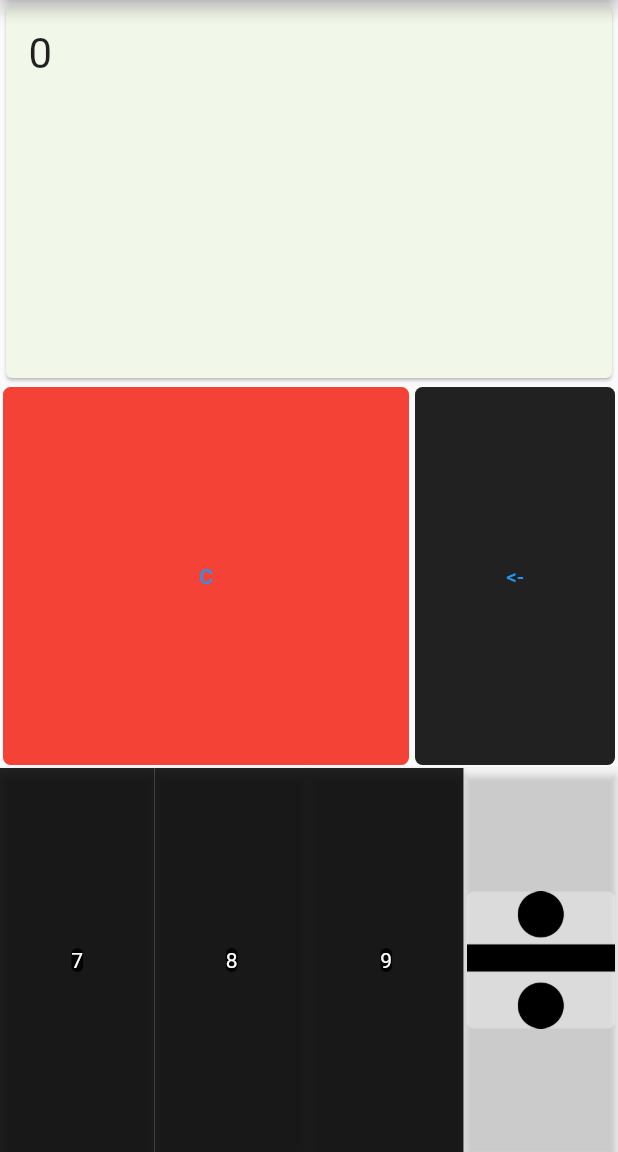
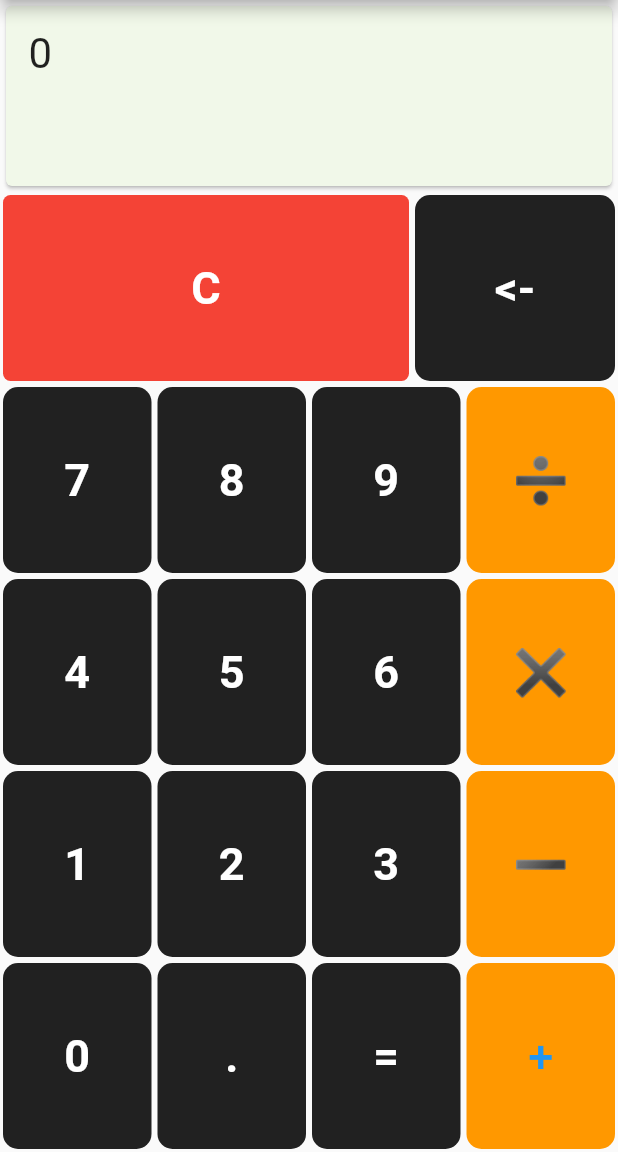
Before and after one commit to gnenocce/calcolatrice, a Flutter app: the screen it shows after launch, on a phone screen of 412 x 824 dp, the part 84-1236 px from its top. Run offline on Flutter 3.47's test engine with Material 2 defaults, Android fonts, the light colour scheme and no system bars.

Commit message:
First Calculator interface completed
ToDo implement classes of widget to easier further configurations and test different widgets

```diff
--- /dev/null
+++ b/lib/button_widgets/expanded_row.dart
@@ -0,0 +1,22 @@
+import 'package:flutter/material.dart';
+
+class ExpandedRow extends StatelessWidget {
+
+  ExpandedRow({
+    required this.children,
+    required this.crossAxisAlignment,
+});
+
+  final List<Widget> children;
+  final CrossAxisAlignment crossAxisAlignment;
+
+  @override
+  Widget build(BuildContext context) =>
+      Expanded(
+        flex: 1,
+        child: Row(
+          children: children,
+            crossAxisAlignment: crossAxisAlignment,
+        )
+      );
+}
--- a/lib/main.dart
+++ b/lib/main.dart
@@ -75,7 +75,12 @@ class CalculatorHomePageState extends State<CalculatorHomePage> {
                         child: TextButton(
                           onPressed: () { deleteAll(); },
                           child:  Text(
-                            ('C'),
+                            'C',
+                            style: TextStyle(
+                                fontWeight: FontWeight.bold,
+                                fontSize: 30.0,
+                                color: Colors.white
+                            ),
                           )
                         )
                       )
@@ -84,21 +89,9 @@ class CalculatorHomePageState extends State<CalculatorHomePage> {
 
                   Expanded(
                     flex:1,
-                    child: Padding(
-                      padding: EdgeInsets.all(2.0),
-                      child: Container(
-                        decoration: BoxDecoration(
-                          borderRadius: BorderRadius.circular(5.0),
-                          color: Colors.black87
-                        ),
-                        // color: Colors.black87,
-                        child: TextButton(
-                          onPressed: () { deleteOne(); },
-                          child:  Text(
-                            ('<-'),
-                          )
-                        )
-                      )
+                    child: TypingButton(
+                      action: '<-',
+                      onPressedAction: () { deleteOne(); },
                     )
                   )
 
@@ -107,6 +100,7 @@ class CalculatorHomePageState extends State<CalculatorHomePage> {
             ),
             //endregion
 
+            // region Second Row
             Expanded(
               flex: 1,
               child: Row(
@@ -117,8 +111,9 @@ class CalculatorHomePageState extends State<CalculatorHomePage> {
                     child: TypingButton(
                       action: '7',
                       onPressedAction: () { add('7'); },
-                    ),
+                    )
                   ),
+
                   Expanded(
                     flex: 1,
                     child: TypingButton(
@@ -136,12 +131,133 @@ class CalculatorHomePageState extends State<CalculatorHomePage> {
                   Expanded(
                     flex: 1,
                     child: OperationButton(
-                      onPressedAction: () { add('7'); },
-                      image: AssetImage("icons/divide.png"),
+                      onPressedAction: () { add('/'); },
+                      symbol: "➗",
                     ),
                   ),
                 ],
 
+              ),
+            ),
+            // endregion
+
+            //region Third Row
+            Expanded(
+              flex: 1,
+              child: Row(
+                crossAxisAlignment: CrossAxisAlignment.stretch,
+                children: [
+                  Expanded(
+                      flex: 1,
+                      child: TypingButton(
+                        action: '4',
+                        onPressedAction: () { add('4'); },
+                      )
+                  ),
+
+                  Expanded(
+                    flex: 1,
+                    child: TypingButton(
+                      action: '5',
+                      onPressedAction: () { add('5'); },
+                    ),
+                  ),
+                  Expanded(
+                    flex: 1,
+                    child: TypingButton(
+                      action: '6',
+                      onPressedAction: () { add('6'); },
+                    ),
+                  ),
+                  Expanded(
+                    flex: 1,
+                    child: OperationButton(
+                      onPressedAction: () { add('✖️'); },
+                      symbol: "✖️",
+                    ),
+                  ),
+                ],
+
+              ),
+            ),
+            // endregion
+
+            // region Fourth Row
+            Expanded(
+              flex: 1,
+              child: Row(
+                crossAxisAlignment: CrossAxisAlignment.stretch,
+                children: [
+                  Expanded(
+                      flex: 1,
+                      child: TypingButton(
+                        action: '1',
+                        onPressedAction: () { add('1'); },
+                      )
+                  ),
+
+                  Expanded(
+                    flex: 1,
+                    child: TypingButton(
+                      action: '2',
+                      onPressedAction: () { add('2'); },
+                    ),
+                  ),
+                  Expanded(
+                    flex: 1,
+                    child: TypingButton(
+                      action: '3',
+                      onPressedAction: () { add('3'); },
+                    ),
+                  ),
+                  Expanded(
+                    flex: 1,
+                    child: OperationButton(
+                      onPressedAction: () { add('➖'); },
+                      symbol: "➖",
+                    ),
+                  ),
+                ],
+              ),
+            ),
+            //endregion
+
+            //region Last Row
+            Expanded(
+              flex: 1,
+              child: Row(
+                crossAxisAlignment: CrossAxisAlignment.stretch,
+                children: [
+                  Expanded(
+                      flex: 1,
+                      child: TypingButton(
+                        action: '0',
+                        onPressedAction: () { add('0'); },
+                      )
+                  ),
+
+                  Expanded(
+                    flex: 1,
+                    child: TypingButton(
+                      action: '.',
+                      onPressedAction: () { add('.'); },
+                    ),
+                  ),
+                  Expanded(
+                    flex: 1,
+                    child: TypingButton(
+                      action: '=',
+                      onPressedAction: () { add('='); },
+                    ),
+                  ),
+                  Expanded(
+                    flex: 1,
+                    child: OperationButton(
+                      onPressedAction: () { add('+'); },
+                      symbol: "+",
+                    ),
+                  ),
+                ],
               ),
             )
 
--- a/lib/operation_button.dart
+++ b/lib/operation_button.dart
@@ -4,29 +4,31 @@ class OperationButton extends StatelessWidget {
 
   OperationButton({
     required this.onPressedAction,
-    required this.image,
+    required this.symbol,
   });
 
-  final Color backgroundColor = Colors.white30;
+  final Color backgroundColor = Colors.orange;
   final VoidCallback onPressedAction;
-  final AssetImage image;
+  final String symbol;
 
   @override
   Widget build(BuildContext context) {
-    return RawMaterialButton(
-      //  onPressed: onPressedAction,
-        onPressed: onPressedAction,
-        fillColor: backgroundColor,
-        child: Padding(
-            padding: const EdgeInsets.all(2.0),
-            child: Container(
-              decoration: BoxDecoration(
-                  borderRadius: BorderRadius.circular(5.0),
-                  color: backgroundColor ),
-              child: Image(image: image),
-            )
+    return Padding(
+        padding: EdgeInsets.all(2.0),
+        child: Container(
+          decoration: BoxDecoration(
+              borderRadius: BorderRadius.circular(10.0),
+              color: backgroundColor
+          ),
+          child: TextButton(
+              onPressed: onPressedAction,
+              child: Text(symbol,
+                style: TextStyle(
+                    fontSize: 30.0,
+                ),
+              )
+          ),
         )
-
     );
   }
 }
--- a/lib/typing_button.dart
+++ b/lib/typing_button.dart
@@ -15,24 +15,24 @@ class TypingButton extends StatelessWidget {
 
   @override
   Widget build(BuildContext context) {
-    return RawMaterialButton(
-      //  onPressed: onPressedAction,
-      onPressed: onPressedAction,
-      fillColor: backgroundColor,
-        child: Padding(
+    return Padding(
         padding: EdgeInsets.all(2.0),
         child: Container(
           decoration: BoxDecoration(
-                borderRadius: BorderRadius.circular(5.0),
-                color: backgroundColor ),
-            child:  Text(
-              action,
+              borderRadius: BorderRadius.circular(10.0),
+              color: backgroundColor
+          ),
+          child: TextButton(
+              onPressed: onPressedAction,
+              child: Text(action,
                 style: TextStyle(
-                  color: textColor),
+                    fontWeight: FontWeight.bold,
+                    fontSize: 30.0,
+                    color: textColor
                 ),
               )
+          ),
         )
-
     );
   }
 }
```
Lines whose indentation alone changed are shown as unchanged.
